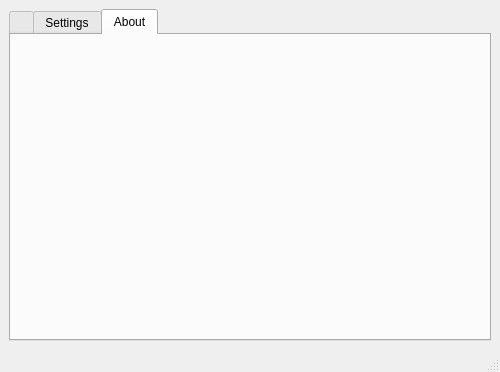
First picture: the form in ui/mainwindow.ui, repository Rizwan-Hasan/Free-Hash-Checker, before the edit.
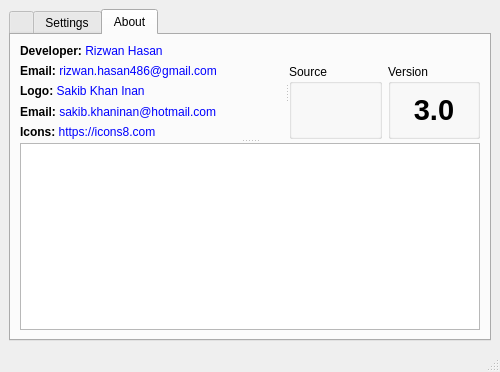
Second picture: the form after the edit. The open tabs and pages were chosen to show the change. Icons and pictures are not drawn.

The edit to the form file:
```diff
--- a/ui/mainwindow.ui
+++ b/ui/mainwindow.ui
@@ -48,7 +48,7 @@
    <enum>QTabWidget::Rounded</enum>
   </property>
   <widget class="QWidget" name="centralwidget">
-   <layout class="QVBoxLayout" name="verticalLayout_2">
+   <layout class="QVBoxLayout" name="verticalLayout_3">
     <item>
      <widget class="QTabWidget" name="tabWidget">
       <property name="sizePolicy">
@@ -430,7 +430,137 @@
        <attribute name="title">
         <string>About</string>
        </attribute>
-       <layout class="QVBoxLayout" name="verticalLayout_AboutTab"/>
+       <layout class="QVBoxLayout" name="verticalLayout_7">
+        <item>
+         <widget class="QSplitter" name="splitter_2">
+          <property name="orientation">
+           <enum>Qt::Vertical</enum>
+          </property>
+          <property name="opaqueResize">
+           <bool>false</bool>
+          </property>
+          <property name="childrenCollapsible">
+           <bool>true</bool>
+          </property>
+          <widget class="QSplitter" name="splitter">
+           <property name="orientation">
+            <enum>Qt::Horizontal</enum>
+           </property>
+           <property name="opaqueResize">
+            <bool>false</bool>
+           </property>
+           <property name="childrenCollapsible">
+            <bool>true</bool>
+           </property>
+           <widget class="QWidget" name="">
+            <layout class="QVBoxLayout" name="verticalLayout_2">
+             <item>
+              <widget class="QLabel" name="label_2">
+               <property name="text">
+                <string>&lt;html&gt;&lt;head/&gt;&lt;body&gt;&lt;p&gt;&lt;span style=&quot; font-weight:600;&quot;&gt;Developer:&lt;/span&gt;&lt;a href=&quot;https://github.com/Rizwan-Hasan/&quot;&gt;&lt;span style=&quot;text-decoration: none; color:#0000ff;&quot;&gt; Rizwan Hasan&lt;/span&gt;&lt;/a&gt;&lt;/p&gt;&lt;/body&gt;&lt;/html&gt;</string>
+               </property>
+               <property name="openExternalLinks">
+                <bool>true</bool>
+               </property>
+              </widget>
+             </item>
+             <item>
+              <widget class="QLabel" name="label_3">
+               <property name="text">
+                <string>&lt;html&gt;&lt;head/&gt;&lt;body&gt;&lt;p&gt;&lt;span style=&quot; font-weight:600;&quot;&gt;Email: &lt;/span&gt;&lt;a href=&quot;mailto:rizwan.hasan486@gmail.com&quot;&gt;&lt;span style=&quot;text-decoration: none; color:#0000ff;&quot;&gt;rizwan.hasan486@gmail.com&lt;/span&gt;&lt;/a&gt;&lt;/p&gt;&lt;/body&gt;&lt;/html&gt;</string>
+               </property>
+               <property name="openExternalLinks">
+                <bool>true</bool>
+               </property>
+              </widget>
+             </item>
+             <item>
+              <widget class="QLabel" name="label_6">
+               <property name="text">
+                <string>&lt;html&gt;&lt;head/&gt;&lt;body&gt;&lt;p&gt;&lt;span style=&quot; font-weight:600;&quot;&gt;Logo: &lt;/span&gt;&lt;a href=&quot;https://github.com/skinan&quot;&gt;&lt;span style=&quot;text-decoration: none; color:#0000ff;&quot;&gt;Sakib Khan Inan&lt;/span&gt;&lt;/a&gt;&lt;/p&gt;&lt;/body&gt;&lt;/html&gt;</string>
+               </property>
+               <property name="openExternalLinks">
+                <bool>true</bool>
+               </property>
+              </widget>
+             </item>
+             <item>
+              <widget class="QLabel" name="label">
+               <property name="text">
+                <string>&lt;html&gt;&lt;head/&gt;&lt;body&gt;&lt;p&gt;&lt;span style=&quot; font-weight:600;&quot;&gt;Email: &lt;/span&gt;&lt;a href=&quot;mailto:sakib.khaninan@hotmail.com&quot;&gt;&lt;span style=&quot; text-decoration: none; color:#0000ff;&quot;&gt;sakib.khaninan@hotmail.com&lt;/span&gt;&lt;/a&gt;&lt;/p&gt;&lt;/body&gt;&lt;/html&gt;</string>
+               </property>
+              </widget>
+             </item>
+             <item>
+              <widget class="QLabel" name="label_4">
+               <property name="text">
+                <string>&lt;html&gt;&lt;head/&gt;&lt;body&gt;&lt;p&gt;&lt;span style=&quot; font-weight:600;&quot;&gt;Icons: &lt;/span&gt;&lt;a href=&quot;https://icons8.com/&quot;&gt;&lt;span style=&quot;text-decoration: none; color:#0000ff;&quot;&gt;https://icons8.com&lt;/span&gt;&lt;/a&gt;&lt;/p&gt;&lt;/body&gt;&lt;/html&gt;</string>
+               </property>
+               <property name="openExternalLinks">
+                <bool>true</bool>
+               </property>
+              </widget>
+             </item>
+            </layout>
+           </widget>
+           <widget class="QWidget" name="">
+            <layout class="QVBoxLayout" name="verticalLayout_4">
+             <item>
+              <widget class="QLabel" name="label_8">
+               <property name="text">
+                <string/>
+               </property>
+               <property name="pixmap">
+                <pixmap resource="resources.qrc">:/header/header.png</pixmap>
+               </property>
+              </widget>
+             </item>
+             <item>
+              <layout class="QHBoxLayout" name="horizontalLayout_5">
+               <item>
+                <widget class="QGroupBox" name="groupBox_2">
+                 <property name="title">
+                  <string>Source</string>
+                 </property>
+                 <layout class="QVBoxLayout" name="verticalLayout_5">
+                  <item>
+                   <widget class="QLabel" name="label_7">
+                    <property name="text">
+                     <string>&lt;html&gt;&lt;head/&gt;&lt;body&gt;&lt;p align=&quot;center&quot;&gt;&lt;a href=&quot;https://github.com/Rizwan-Hasan/Free-Hash-Checker&quot;&gt;&lt;img src=&quot;:/github/github.png&quot;/&gt;&lt;/a&gt;&lt;/p&gt;&lt;/body&gt;&lt;/html&gt;</string>
+                    </property>
+                    <property name="openExternalLinks">
+                     <bool>true</bool>
+                    </property>
+                   </widget>
+                  </item>
+                 </layout>
+                </widget>
+               </item>
+               <item>
+                <widget class="QGroupBox" name="groupBox_4">
+                 <property name="title">
+                  <string>Version</string>
+                 </property>
+                 <layout class="QVBoxLayout" name="verticalLayout_6">
+                  <item>
+                   <widget class="QLabel" name="label_5">
+                    <property name="text">
+                     <string>&lt;html&gt;&lt;head/&gt;&lt;body&gt;&lt;p align=&quot;center&quot;&gt;&lt;span style=&quot; font-size:22pt; font-weight:600;&quot;&gt;3.0&lt;/span&gt;&lt;/p&gt;&lt;/body&gt;&lt;/html&gt;</string>
+                    </property>
+                   </widget>
+                  </item>
+                 </layout>
+                </widget>
+               </item>
+              </layout>
+             </item>
+            </layout>
+           </widget>
+          </widget>
+          <widget class="QTextBrowser" name="textBrowser"/>
+         </widget>
+        </item>
+       </layout>
       </widget>
      </widget>
     </item>
```
